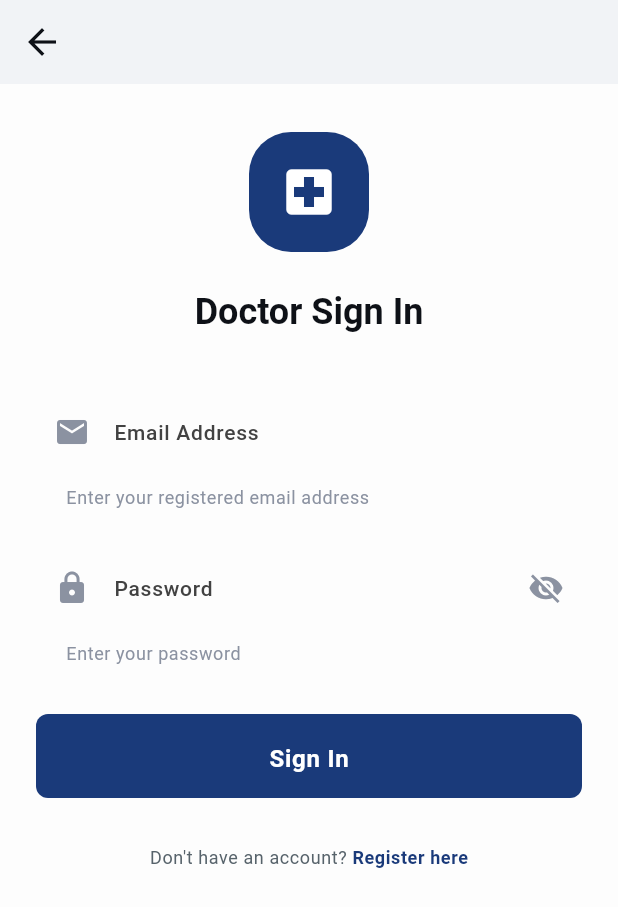
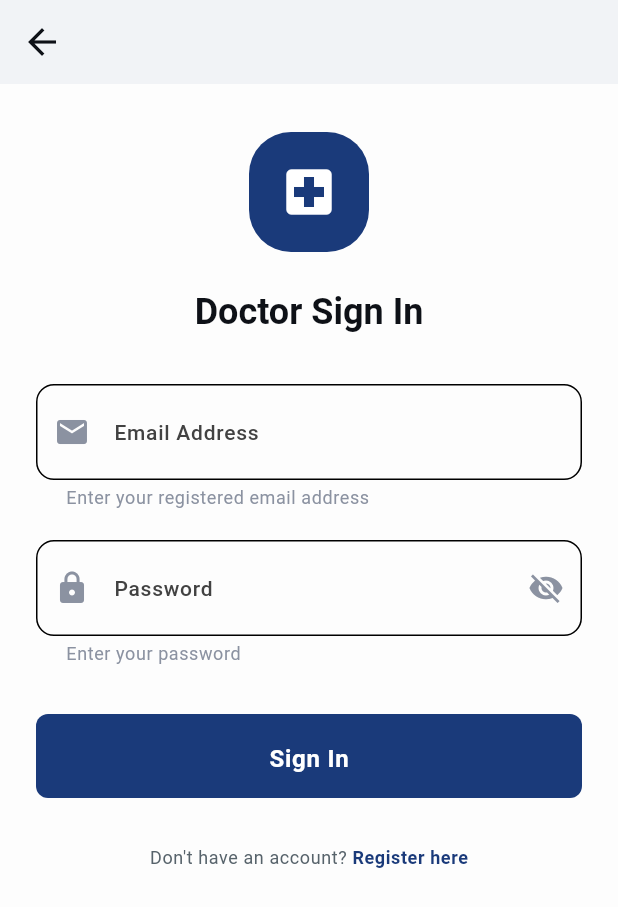
Before and after one commit to Abir2007049/MediHub, a Flutter app: the screen it shows after launch, after a tap on "Continue as Doctor", on a phone screen of 412 x 824 dp. Shown: the top 907 px of the screen. Run offline on Flutter 3.47's test engine with Material 3 defaults, Android fonts, the phone set to English and light mode, and no system bars; our stand-ins replace envied, flutter_bloc, flutter_local_notifications, freezed_annotation, get_it, go_router and 5 more; accounts and stored records are empty; generated files the repository leaves out were written again.

Commit message:
feat: add adaptive launcher icons and update app version to 1.0.3

```diff
--- /dev/null
+++ b/devtools_options.yaml
@@ -0,0 +1,3 @@
+description: This file stores settings for Dart & Flutter DevTools.
+documentation: https://docs.flutter.dev/tools/devtools/extensions#configure-extension-enablement-states
+extensions:
--- /dev/null
+++ b/flutter_launcher_icons.yaml
@@ -0,0 +1,19 @@
+# flutter pub run flutter_launcher_icons
+flutter_launcher_icons:
+  image_path: "assets/logo/favicon.png"
+
+  android: "ic_launcher"
+  # image_path_android: "assets/icon/icon.png"
+  min_sdk_android: 21 # android min sdk min:16, default 21
+  adaptive_icon_background: "#ffffff"
+  adaptive_icon_foreground: "assets/logo/favicon.png"
+  # adaptive_icon_foreground_inset: 16
+  # adaptive_icon_monochrome: "assets/icon/monochrome.png"
+
+  ios: true
+  # image_path_ios: "assets/icon/icon.png"
+  remove_alpha_ios: true
+  # image_path_ios_dark_transparent: "assets/icon/icon_dark.png"
+  # image_path_ios_tinted_grayscale: "assets/icon/icon_tinted.png"
+  # desaturate_tinted_to_grayscale_ios: true
+  # background_color_ios: "#ffffff"
--- a/lib/core/widgets/app_text_field.dart
+++ b/lib/core/widgets/app_text_field.dart
@@ -36,7 +36,7 @@ class AppTextField extends StatelessWidget {
     final colorScheme = Theme.of(context).colorScheme;
     const noBorder = OutlineInputBorder(
       borderRadius: BorderRadius.all(Radius.circular(12)),
-      borderSide: BorderSide.none,
+      // borderSide: BorderSide.none,
     );
 
     return TextField(
--- a/lib/features/auth/presentation/widgets/auth/auth_phone_step.dart
+++ b/lib/features/auth/presentation/widgets/auth/auth_phone_step.dart
@@ -1,7 +1,7 @@
 import 'package:flutter/material.dart';
 
-import '../../../../../core/widgets/app_button.dart';
-import '../../../../../core/widgets/app_text_field.dart';
+import 'package:medihub/core/widgets/app_button.dart';
+import 'package:medihub/core/widgets/app_text_field.dart';
 
 class AuthPhoneStep extends StatelessWidget {
   const AuthPhoneStep({
--- a/lib/features/welcome/presentation/screens/welcome_screen.dart
+++ b/lib/features/welcome/presentation/screens/welcome_screen.dart
@@ -4,6 +4,7 @@ import 'package:flutter_bloc/flutter_bloc.dart';
 import 'package:flutter/semantics.dart';
 import 'package:flutter/services.dart';
 import 'package:medihub/core/di/service_locator.dart';
+import 'package:medihub/core/widgets/app_button.dart';
 import 'package:medihub/features/auth/presentation/cubit/auth_cubit.dart';
 import 'package:medihub/features/auth/data/services/supabase_auth_service.dart';
 
@@ -91,13 +92,6 @@ class _WelcomeScreenState extends State<WelcomeScreen> {
                         end: Alignment.bottomRight,
                       ),
                       borderRadius: BorderRadius.circular(32),
-                      boxShadow: [
-                        BoxShadow(
-                          color: colorScheme.primary.withOpacity(0.25),
-                          blurRadius: 24,
-                          offset: const Offset(0, 8),
-                        ),
-                      ],
                     ),
                     child: Icon(
                       Icons.local_hospital,
@@ -154,72 +148,20 @@ class _WelcomeScreenState extends State<WelcomeScreen> {
                   onTap: () => context.push('/doctor-auth'),
                   label: 'Continue as Doctor',
                   tooltip: 'Sign in or register as a healthcare professional',
-                  child: Focus(
-                    focusNode: _doctorButtonFocus,
-                    onKey: (node, event) {
-                      if (event.logicalKey == LogicalKeyboardKey.enter ||
-                          event.logicalKey == LogicalKeyboardKey.space) {
-                        context.push('/doctor-auth');
-                        return KeyEventResult.handled;
-                      }
-                      return KeyEventResult.ignored;
-                    },
-                    child: GestureDetector(
-                      onTap: () => context.push('/doctor-auth'),
-                      child: MouseRegion(
-                        cursor: SystemMouseCursors.click,
-                        child: Builder(
-                          builder: (context) {
-                            final isFocused = Focus.of(context).hasFocus;
-                            return Container(
-                              width: double.infinity,
-                              height: 64,
-                              decoration: BoxDecoration(
-                                gradient: LinearGradient(
-                                  colors: [
-                                    colorScheme.primary,
-                                    colorScheme.secondary,
-                                  ],
-                                  begin: Alignment.topLeft,
-                                  end: Alignment.bottomRight,
+                  child: FilledButton.icon(
+                    onPressed: () => context.push('/doctor-auth'),
+                    label: const Text('Continue as Doctor'),
+                    icon: const Icon(Icons.badge),
+                    style: FilledButton.styleFrom(
+                      minimumSize: const Size(double.infinity, 64),
+                      shape: RoundedRectangleBorder(
+                        borderRadius: BorderRadius.circular(16),
                       ),
-                                borderRadius: BorderRadius.circular(16),
-                                border: isFocused
-                                    ? Border.all(
-                                        color: colorScheme.primary,
-                                        width: 3,
-                                      )
-                                    : null,
-                                boxShadow: [
-                                  BoxShadow(
-                                    color: colorScheme.primary.withOpacity(0.3),
-                                    blurRadius: 16,
-                                    offset: const Offset(0, 6),
-                                  ),
-                                ],
-                              ),
-                              child: Row(
-                                mainAxisAlignment: MainAxisAlignment.center,
-                                children: [
-                                  Icon(
-                                    Icons.badge,
-                                    color: colorScheme.onPrimary,
-                                    size: 28,
-                                  ),
-                                  const SizedBox(width: 16),
-                                  Text(
-                                    'Continue as Doctor',
-                                    style: textTheme.labelLarge?.copyWith(
+                      textStyle: textTheme.labelLarge?.copyWith(
                         fontSize: 18,
                         fontWeight: FontWeight.w600,
                       ),
-                                  ),
-                                ],
-                              ),
-                            );
-                          },
-                        ),
-                      ),
+                      iconSize: 28,
                     ),
                   ),
                 ),
@@ -232,66 +174,21 @@ class _WelcomeScreenState extends State<WelcomeScreen> {
                   onTap: () => context.push('/auth'),
                   label: 'Continue as Patient',
                   tooltip: 'Book appointments with doctors',
-                  child: Focus(
-                    focusNode: _patientButtonFocus,
-                    onKey: (node, event) {
-                      if (event.logicalKey == LogicalKeyboardKey.enter ||
-                          event.logicalKey == LogicalKeyboardKey.space) {
-                        context.push('/auth');
-                        return KeyEventResult.handled;
-                      }
-                      return KeyEventResult.ignored;
-                    },
-                    child: GestureDetector(
-                      onTap: () => context.push('/auth'),
-                      child: MouseRegion(
-                        cursor: SystemMouseCursors.click,
-                        child: Builder(
-                          builder: (context) {
-                            final isFocused = Focus.of(context).hasFocus;
-                            return Container(
-                              width: double.infinity,
-                              height: 64,
-                              decoration: BoxDecoration(
-                                color: colorScheme.surface,
+                  child: OutlinedButton.icon(
+                    onPressed: () => context.push('/auth'),
+                    label: const Text('Continue as Patient'),
+                    icon: const Icon(Icons.person),
+                    style: OutlinedButton.styleFrom(
+                      minimumSize: const Size(double.infinity, 64),
+                      shape: RoundedRectangleBorder(
                         borderRadius: BorderRadius.circular(16),
-                                border: Border.all(
-                                  color: isFocused
-                                      ? colorScheme.primary
-                                      : colorScheme.primary.withOpacity(0.5),
-                                  width: isFocused ? 3 : 2,
                       ),
-                                boxShadow: [
-                                  BoxShadow(
-                                    color: colorScheme.primary.withOpacity(0.1),
-                                    blurRadius: 12,
-                                    offset: const Offset(0, 4),
-                                  ),
-                                ],
-                              ),
-                              child: Row(
-                                mainAxisAlignment: MainAxisAlignment.center,
-                                children: [
-                                  Icon(
-                                    Icons.person,
-                                    color: colorScheme.primary,
-                                    size: 28,
-                                  ),
-                                  const SizedBox(width: 16),
-                                  Text(
-                                    'Continue as Patient',
-                                    style: textTheme.labelLarge?.copyWith(
+                      textStyle: textTheme.labelLarge?.copyWith(
                         fontSize: 18,
                         fontWeight: FontWeight.w600,
-                                      color: colorScheme.primary,
                       ),
-                                  ),
-                                ],
-                              ),
-                            );
-                          },
-                        ),
-                      ),
+                      side: BorderSide(color: colorScheme.primary, width: 2),
+                      iconSize: 28,
                     ),
                   ),
                 ),
--- a/pubspec.yaml
+++ b/pubspec.yaml
@@ -16,7 +16,7 @@ publish_to: "none" # Remove this line if you wish to publish to pub.dev
 # https://developer.apple.com/library/archive/documentation/General/Reference/InfoPlistKeyReference/Articles/CoreFoundationKeys.html
 # In Windows, build-name is used as the major, minor, and patch parts
 # of the product and file versions while build-number is used as the build suffix.
-version: 1.0.2+1
+version: 1.0.3+1
 
 environment:
   sdk: ^3.9.2
@@ -64,6 +64,7 @@ dev_dependencies:
   freezed: ^3.2.4
   json_serializable: ^6.13.0
   envied_generator: ^1.3.3
+  flutter_launcher_icons: ^0.14.4
 
 # For information on the generic Dart part of this file, see the
 # following page: https://dart.dev/tools/pub/pubspec
```
Also changed, not shown: assets/logo/favicon.png (added), pubspec.lock, 36 other files. Lines whose indentation alone changed are shown as unchanged.
